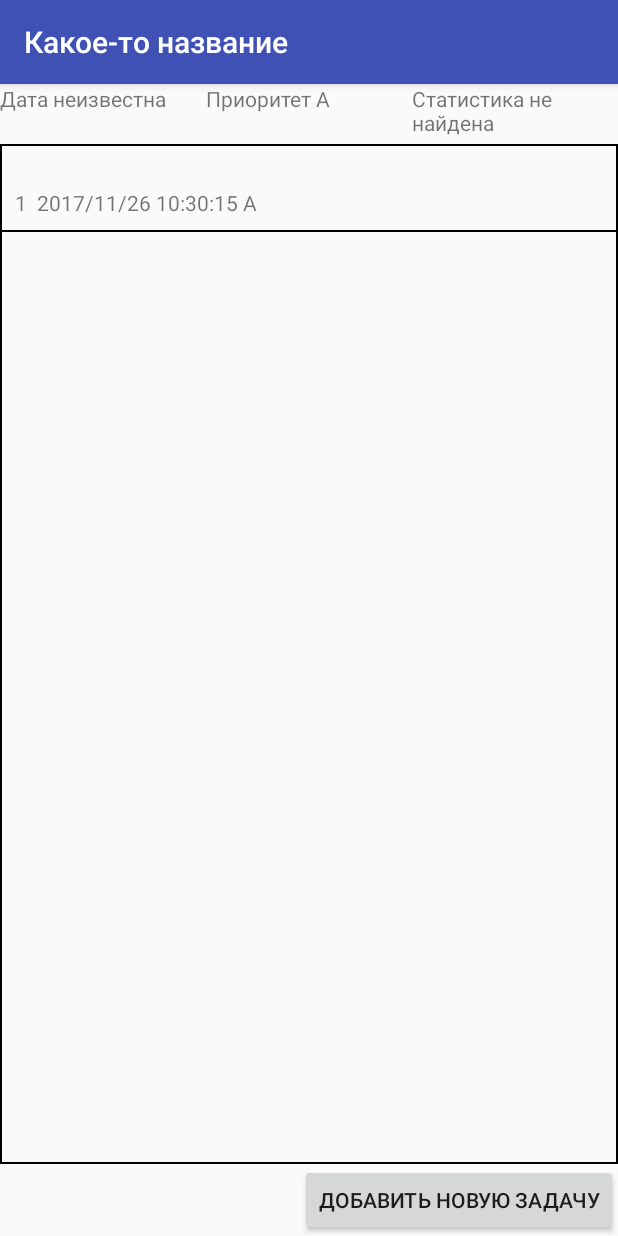
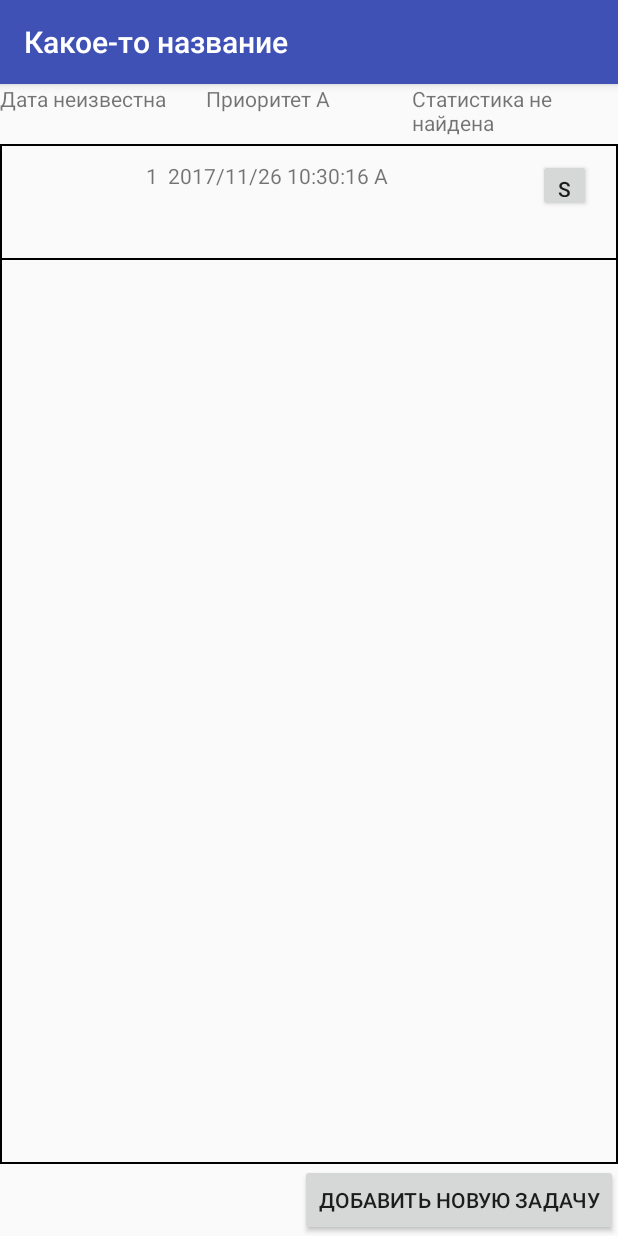
Before and after one commit to icetroid/asmaryandz, an Android app: the CreateTaskActivity screen opened directly, with no data from a screen before it, after a tap on "СОЗДАТЬ", on a phone screen of 412 x 824 dp. Run offline under Robolectric (Android 15) with nearby library versions, the phone set to English and light mode, and no system bars.

Commit message:
add button for adding single task to calendar, remember choice

```diff
--- a/app/src/main/AndroidManifest.xml
+++ b/app/src/main/AndroidManifest.xml
@@ -1,6 +1,9 @@
 <?xml version="1.0" encoding="utf-8"?>
 <manifest xmlns:android="http://schemas.android.com/apk/res/android"
           package="ru.bmstu.iu3.totodo">
+
+    <uses-permission android:name="android.permission.READ_CALENDAR" />
+    <uses-permission android:name="android.permission.WRITE_CALENDAR" />
 
     <application
         android:allowBackup="true"
--- a/app/src/main/java/ru/bmstu/iu3/totodo/data/db/TaskDb.java
+++ b/app/src/main/java/ru/bmstu/iu3/totodo/data/db/TaskDb.java
@@ -49,13 +49,31 @@ public class TaskDb
         long row = db.insert(TaskEntry.TABLE_NAME, null, contentValues);
 //        Log.i(TAG, "row added " + row);
         return row;
+
     }
 
-    public List<Task> getTasksWithPriority(Task.Priority priority)
+    public List<Task> getTasksWithPriorityOrderByDate(Task.Priority priority, boolean desc)
+    {
+        String order = TaskEntry.TABLE_NAME + "." + TaskEntry.COLUMN_DATE;
+        if(desc)
+        {
+            order += " DESC";
+        }
+        List<Task> tasks = getTasksWithPriority(priority, order);
+        return tasks;
+    }
+
+    public List<Task> getTasksWithPriority(Task.Priority priority, String orderBy)
     {
         String selection = PriorityEntry.TABLE_NAME + "." + PriorityEntry.COLUMN_PRIORITY + " = ?";
         String[] selectionArgs = new String[]{priority.name()};
-        List<Task> tasks = getTasks(selection,selectionArgs, null,null,null);
+        List<Task> tasks = getTasks(selection,selectionArgs, null,null,orderBy);
+        return tasks;
+    }
+
+    public List<Task> getTasksWithPriorityNoOrder(Task.Priority priority)
+    {
+        List<Task> tasks = getTasksWithPriority(priority, null);
         return tasks;
     }
 
--- /dev/null
+++ b/app/src/main/java/ru/bmstu/iu3/totodo/ui/main/CalendarIdRadioButtonListener.java
@@ -0,0 +1,29 @@
+package ru.bmstu.iu3.totodo.ui.main;
+
+import android.util.Log;
+import android.widget.RadioButton;
+import android.widget.RadioGroup;
+
+import ru.bmstu.iu3.totodo.R;
+
+/**
+ * Created by Icetroid on 26.11.2017.
+ */
+
+public class CalendarIdRadioButtonListener implements RadioGroup.OnCheckedChangeListener {
+
+    private static final String TAG = "CalendarIdRadioButton";
+    private ChangeCalendarIdInterface mChangeCalendarIdInterface;
+    public CalendarIdRadioButtonListener(ChangeCalendarIdInterface changeCalendarIdInterface)
+    {
+        this.mChangeCalendarIdInterface = changeCalendarIdInterface;
+    }
+
+    @Override
+    public void onCheckedChanged(RadioGroup radioGroup, int i) {
+        int radioButtonID = radioGroup.getCheckedRadioButtonId();
+        RadioButton radioButton = (RadioButton) radioGroup.findViewById(radioButtonID);
+        int id = Integer.parseInt("" +radioButton.getTag());
+        mChangeCalendarIdInterface.setCalendarId(id);
+    }
+}
--- /dev/null
+++ b/app/src/main/java/ru/bmstu/iu3/totodo/ui/main/ChangeCalendarIdInterface.java
@@ -0,0 +1,15 @@
+package ru.bmstu.iu3.totodo.ui.main;
+
+import android.app.Activity;
+
+/**
+ * Created by Icetroid on 26.11.2017.
+ */
+
+public interface ChangeCalendarIdInterface {
+    void setCalendarId(int id);
+    void syncTask();
+    void notSyncTask();
+    Activity getActivity();
+    void setRemember(boolean remember);
+}
--- /dev/null
+++ b/app/src/main/java/ru/bmstu/iu3/totodo/ui/main/ChooseCalendarIdListener.java
@@ -0,0 +1,32 @@
+package ru.bmstu.iu3.totodo.ui.main;
+
+import android.app.Activity;
+import android.content.ContentValues;
+import android.content.Context;
+import android.content.DialogInterface;
+import android.util.Log;
+
+/**
+ * Created by Icetroid on 26.11.2017.
+ */
+
+public class ChooseCalendarIdListener implements DialogInterface.OnClickListener {
+    private static final String TAG = "ChooseCalendarId";
+    private ChangeCalendarIdInterface mChangeCalendarIdInterface;
+    public ChooseCalendarIdListener(ChangeCalendarIdInterface changeCalendarIdInterface)
+    {
+        this.mChangeCalendarIdInterface = changeCalendarIdInterface;
+    }
+
+    @Override
+    public void onClick(DialogInterface dialogInterface, int button) {
+        if(button == DialogInterface.BUTTON_POSITIVE)
+        {
+            mChangeCalendarIdInterface.syncTask();
+        }
+        else if(button == DialogInterface.BUTTON_NEGATIVE)
+        {
+            mChangeCalendarIdInterface.notSyncTask();
+        }
+    }
+}
--- a/app/src/main/java/ru/bmstu/iu3/totodo/ui/main/MainSlidePageFragment.java
+++ b/app/src/main/java/ru/bmstu/iu3/totodo/ui/main/MainSlidePageFragment.java
@@ -1,6 +1,9 @@
 package ru.bmstu.iu3.totodo.ui.main;
 
+import android.app.Dialog;
+import android.content.SharedPreferences;
 import android.os.Bundle;
+import android.preference.PreferenceManager;
 import android.support.v4.app.Fragment;
 import android.support.v7.widget.LinearLayoutManager;
 import android.support.v7.widget.RecyclerView;
@@ -8,28 +11,35 @@ import android.util.Log;
 import android.view.LayoutInflater;
 import android.view.View;
 import android.view.ViewGroup;
+import android.widget.CompoundButton;
 
 import java.util.List;
 
 import ru.bmstu.iu3.totodo.R;
 import ru.bmstu.iu3.totodo.data.db.TaskDb;
 import ru.bmstu.iu3.totodo.data.models.Task;
-import ru.bmstu.iu3.totodo.utils.FakeDataUtils;
+import ru.bmstu.iu3.totodo.ui.createTask.ChoosePriorityListener;
+import ru.bmstu.iu3.totodo.utils.CalendarUtils;
+import ru.bmstu.iu3.totodo.utils.DialogUtils;
 
 /**
  * Created by Icetroid on 18.11.2017.
  */
 
-public class MainSlidePageFragment extends Fragment
+public class MainSlidePageFragment extends Fragment implements ChangeCalendarIdInterface, ShowChooseCalendarIdInterface
 {
     private static final String TAG = "MainSlidePageFragment";
     private static final String KEY_PRIORITY = "priority";
 
     private RecyclerView rvTasks;
     private TasksAdapter tasksAdapter;
-
     private int priority;
-
+    private int calendarId;
+    private Task mSelectedTask;
+    private CalendarIdRadioButtonListener mCalendarIdRadioButtonListener;
+    private ChooseCalendarIdListener mChooseCalendarIdListener;
+    private RememberListener mRememberListener;
+    private boolean mRemember;
     // newInstance constructor for creating fragment with arguments
     public static MainSlidePageFragment newInstance(int priority) {
         MainSlidePageFragment mainSlidePageFragment = new MainSlidePageFragment();
@@ -43,6 +53,11 @@ public class MainSlidePageFragment extends Fragment
     public void onCreate(Bundle savedInstanceState) {
         super.onCreate(savedInstanceState);
         priority = getArguments().getInt(KEY_PRIORITY, 0);
+        mCalendarIdRadioButtonListener = new CalendarIdRadioButtonListener(this);
+        mChooseCalendarIdListener = new ChooseCalendarIdListener(this);
+        mRememberListener = new RememberListener(this);
+        mRemember = false;
+        calendarId = -1;
     }
 
     @Override
@@ -54,7 +69,7 @@ public class MainSlidePageFragment extends Fragment
         LinearLayoutManager linearLayoutManager = new LinearLayoutManager(getActivity());
         rvTasks.setLayoutManager(linearLayoutManager);
         rvTasks.setHasFixedSize(true);
-        tasksAdapter = new TasksAdapter();
+        tasksAdapter = new TasksAdapter(this);
         rvTasks.setAdapter(tasksAdapter);
 
         //TODO change data
@@ -62,12 +77,72 @@ public class MainSlidePageFragment extends Fragment
         TaskDb db = new TaskDb(getContext());
 //        FakeDataUtils.insertTasksIntoDb(getContext(), 100);
 //           db.deleteAllTasks();
-        setTasks(db.getTasksWithPriority(Task.Priority.getPriority(priority)));
+        setTasks(db.getTasksWithPriorityOrderByDate(Task.Priority.getPriority(priority), true));
         return rootView;
     }
 
     public void setTasks(List<Task> tasks) {
-//        Log.i(TAG, "tasks size = " + tasks.size() + " tasks.get(0) " + tasks.get(0).toString());
+        Log.i(TAG, priority + " tasks size = " + tasks.size());
         tasksAdapter.setTasks(tasks);
     }
+
+    public void showChooseCalendarIdDialog()
+    {
+        Dialog dialog = DialogUtils.makeChooseCalendarId(getContext(), getActivity(), this);
+        dialog.show();
+    }
+
+
+
+    @Override
+    public void setCalendarId(int id) {
+        calendarId = id;
+    }
+
+    @Override
+    public void syncTask() {
+        if(mRemember && calendarId != -1)
+        {
+            SharedPreferences sharedPreferences = PreferenceManager.getDefaultSharedPreferences(getContext());
+            SharedPreferences.Editor editor = sharedPreferences.edit();
+            editor.putBoolean(getString(R.string.pref_ask_for_calendar_id_key), false);
+            editor.putInt(getString(R.string.pref_calendar_id), calendarId);
+            editor.apply();
+        }
+        Log.i(TAG, "calendar id " + calendarId);
+        if(calendarId != -1)
+        {
+            CalendarUtils.insertTaskIntoCalendar(getContext(), getActivity(), mSelectedTask, calendarId);
+        }
+    }
+
+    @Override
+    public void notSyncTask() {
+        calendarId = -1;
+        mRemember = false;
+    }
+
+    @Override
+    public void setRemember(boolean remember) {
+        mRemember = remember;
+    }
+
+    @Override
+    public CalendarIdRadioButtonListener getRadioButtonListener() {
+        return mCalendarIdRadioButtonListener;
+    }
+
+    @Override
+    public ChooseCalendarIdListener getChooseCalendarIdListener() {
+        return mChooseCalendarIdListener;
+    }
+
+    @Override
+    public CompoundButton.OnCheckedChangeListener getRememberListener() {
+        return mRememberListener;
+    }
+
+    public void setSelectedTask(Task selectedTask) {
+        mSelectedTask = selectedTask;
+    }
 }
--- /dev/null
+++ b/app/src/main/java/ru/bmstu/iu3/totodo/ui/main/RememberListener.java
@@ -0,0 +1,19 @@
+package ru.bmstu.iu3.totodo.ui.main;
+
+import android.widget.CompoundButton;
+
+/**
+ * Created by Icetroid on 26.11.2017.
+ */
+
+public class RememberListener implements CompoundButton.OnCheckedChangeListener {
+    private ChangeCalendarIdInterface mChangeCalendarIdInterface;
+    public RememberListener(ChangeCalendarIdInterface changeCalendarIdInterface)
+    {
+        this.mChangeCalendarIdInterface = changeCalendarIdInterface;
+    }
+    @Override
+    public void onCheckedChanged(CompoundButton compoundButton, boolean b) {
+        mChangeCalendarIdInterface.setRemember(b);
+    }
+}
--- /dev/null
+++ b/app/src/main/java/ru/bmstu/iu3/totodo/ui/main/ShowChooseCalendarIdInterface.java
@@ -0,0 +1,13 @@
+package ru.bmstu.iu3.totodo.ui.main;
+
+import android.widget.CompoundButton;
+
+/**
+ * Created by Icetroid on 26.11.2017.
+ */
+
+public interface ShowChooseCalendarIdInterface {
+    CalendarIdRadioButtonListener getRadioButtonListener();
+    ChooseCalendarIdListener getChooseCalendarIdListener();
+    CompoundButton.OnCheckedChangeListener getRememberListener();
+}
--- a/app/src/main/java/ru/bmstu/iu3/totodo/ui/main/TasksAdapter.java
+++ b/app/src/main/java/ru/bmstu/iu3/totodo/ui/main/TasksAdapter.java
@@ -1,10 +1,13 @@
 package ru.bmstu.iu3.totodo.ui.main;
 
+import android.app.Activity;
 import android.content.Context;
 import android.support.v7.widget.RecyclerView;
+import android.util.Log;
 import android.view.LayoutInflater;
 import android.view.View;
 import android.view.ViewGroup;
+import android.widget.Button;
 import android.widget.TextView;
 
 import org.w3c.dom.Text;
@@ -22,12 +25,25 @@ import ru.bmstu.iu3.totodo.data.models.Task;
  */
 
 public class TasksAdapter extends RecyclerView.Adapter<TasksAdapter.TaskHolder> {
+    private static final String TAG = "TasksAdapter";
+    private List<Task> tasks;
+    private MainSlidePageFragment mMainSlidePageFragment;
+    private TasksAdapterListener mTasksAdapterListener;
+    private Context context;
+    private Activity activity;
+    public TasksAdapter(MainSlidePageFragment mainSlidePageFragment){
+        mTasksAdapterListener = new TasksAdapterListener(this, mainSlidePageFragment);
+        this.context = context;
+        this.activity = activity;
+        this.mMainSlidePageFragment = mainSlidePageFragment;
+    }
 
-    private List<Task> tasks;
+    public interface onClickListener
+    {
+        void syncTask(int position);
+    }
 
-    public TasksAdapter(){
 
-    }
 
     public void setTasks(List<Task> tasks){
         this.tasks = tasks;
@@ -48,26 +64,50 @@ public class TasksAdapter extends RecyclerView.Adapter<TasksAdapter.TaskHolder>
         holder.bind(tasks.get(position));
     }
 
+    public Task getTask(int position)
+    {
+        return tasks.get(position);
+    }
+
+
     @Override
     public int getItemCount() {
         return tasks.size();
     }
 
-    public class TaskHolder extends RecyclerView.ViewHolder {
+    public class TaskHolder extends RecyclerView.ViewHolder implements View.OnClickListener{
         private DateFormat dateFormat = new SimpleDateFormat("yyyy/MM/dd HH:mm:ss");
 
         private TextView tvTitle;
         private TextView tvDate;
-
+        private Button btnSyncTask;
+        private Task task;
         public TaskHolder(View itemView) {
             super(itemView);
             tvTitle = itemView.findViewById(R.id.tv_rv_main_task_title);
             tvDate = itemView.findViewById(R.id.tv_rv_main_task_date);
+            btnSyncTask = itemView.findViewById(R.id.btn_sync_task);
+            btnSyncTask.setOnClickListener(this);
         }
 
         public void bind(Task task) {
+            this.task = task;
             tvTitle.setText(task.getId() + " " + task.getText() + " "  + dateFormat.format(task.getDate()) + " " + task.getPriority());
 //            tvDate.setText(dateFormat.format(task.getDate()));
         }
+
+
+        @Override
+        public void onClick(View view) {
+            int id = view.getId();
+            switch(id)
+            {
+                case R.id.btn_sync_task:
+                    mTasksAdapterListener.syncTask(getAdapterPosition());
+                    break;
+                default:
+                    Log.i(TAG, "no such id");
+            }
+        }
     }
 }
--- /dev/null
+++ b/app/src/main/java/ru/bmstu/iu3/totodo/ui/main/TasksAdapterListener.java
@@ -0,0 +1,57 @@
+package ru.bmstu.iu3.totodo.ui.main;
+
+import android.app.Activity;
+import android.content.Context;
+import android.content.SharedPreferences;
+import android.preference.PreferenceManager;
+import android.util.Log;
+import android.view.View;
+
+import ru.bmstu.iu3.totodo.R;
+import ru.bmstu.iu3.totodo.data.models.Task;
+import ru.bmstu.iu3.totodo.utils.CalendarUtils;
+
+
+/**
+ * Created by Icetroid on 26.11.2017.
+ */
+
+public class TasksAdapterListener implements TasksAdapter.onClickListener {
+    private static final String TAG = "TasksAdapterListener";
+    private TasksAdapter tasksAdapter;
+    private MainSlidePageFragment mMainSlidePageFragment;
+    public TasksAdapterListener(TasksAdapter tasksAdapter, MainSlidePageFragment mainSlidePageFragment)
+    {
+        this.tasksAdapter = tasksAdapter;
+        this.mMainSlidePageFragment = mainSlidePageFragment;
+    }
+
+    @Override
+    public void syncTask(int position) {
+        Task task = tasksAdapter.getTask(position);
+        SharedPreferences sharedPreferences = PreferenceManager.getDefaultSharedPreferences(mMainSlidePageFragment.getContext());
+        boolean askCalendarId = sharedPreferences.getBoolean(mMainSlidePageFragment.getActivity().getString(R.string.pref_ask_for_calendar_id_key), mMainSlidePageFragment.getActivity().getResources().getBoolean(R.bool.ask_for_calendar_id_default));
+        boolean as = sharedPreferences.contains(mMainSlidePageFragment.getActivity().getString(R.string.pref_ask_for_calendar_id_key));
+
+        Log.i(TAG, "" + as);
+        mMainSlidePageFragment.setSelectedTask(task);
+        if(askCalendarId)
+        {
+            mMainSlidePageFragment.showChooseCalendarIdDialog();
+        }
+        else
+        {
+            int id = sharedPreferences.getInt(mMainSlidePageFragment.getActivity().getString(R.string.pref_calendar_id), -1);
+            if(id == -1)
+            {
+                mMainSlidePageFragment.showChooseCalendarIdDialog();
+            }
+            else
+            {
+                mMainSlidePageFragment.setCalendarId(id);
+                mMainSlidePageFragment.syncTask();
+            }
+        }
+
+    }
+}
--- a/app/src/main/res/layout/rv_main_task_item.xml
+++ b/app/src/main/res/layout/rv_main_task_item.xml
@@ -1,5 +1,5 @@
 <?xml version="1.0" encoding="utf-8"?>
-<LinearLayout
+<android.support.constraint.ConstraintLayout
     xmlns:android="http://schemas.android.com/apk/res/android"
     xmlns:app="http://schemas.android.com/apk/res-auto"
     xmlns:tools="http://schemas.android.com/tools"
@@ -12,11 +12,33 @@
 
     <TextView
         android:id="@+id/tv_rv_main_task_date"
-        android:layout_width="match_parent"
-        android:layout_height="wrap_content"/>
+        android:layout_width="197dp"
+        android:layout_height="0dp"
+        android:layout_marginBottom="1dp"
+        android:layout_marginStart="8dp"
+        app:layout_constraintBottom_toBottomOf="parent"
+        app:layout_constraintEnd_toEndOf="@+id/tv_rv_main_task_title"
+        app:layout_constraintStart_toStartOf="@+id/tv_rv_main_task_title"/>
 
     <TextView
         android:id="@+id/tv_rv_main_task_title"
-        android:layout_width="match_parent"
-        android:layout_height="wrap_content"/>
-</LinearLayout>
+        android:layout_width="168dp"
+        android:layout_height="27dp"
+        android:layout_marginBottom="8dp"
+        android:layout_marginEnd="8dp"
+        android:layout_marginStart="1dp"
+        android:layout_marginTop="1dp"
+        app:layout_constraintBottom_toTopOf="@+id/tv_rv_main_task_date"
+        app:layout_constraintEnd_toStartOf="@+id/btn_sync_task"
+        app:layout_constraintStart_toStartOf="parent"
+        app:layout_constraintTop_toTopOf="parent"/>
+
+    <Button
+        android:id="@+id/btn_sync_task"
+        android:layout_width="@dimen/main_task_item_button_size"
+        android:layout_height="@dimen/main_task_item_button_size"
+        android:layout_marginEnd="8dp"
+        android:text="@string/btn_sync_task_text"
+        app:layout_constraintEnd_toEndOf="parent"
+        tools:layout_editor_absoluteY="10dp"/>
+</android.support.constraint.ConstraintLayout>
--- /dev/null
+++ b/app/src/main/res/values/bools.xml
@@ -0,0 +1,4 @@
+<?xml version="1.0" encoding="utf-8"?>
+<resources>
+    <bool name="ask_for_calendar_id_default">true</bool>
+</resources>
--- a/app/src/main/res/values/dimens.xml
+++ b/app/src/main/res/values/dimens.xml
@@ -3,4 +3,5 @@
     <dimen name="main_upper_bar_height">40dp</dimen>
     <dimen name="create_task_btn_height">40dp</dimen>
     <dimen name="default_padding">10dp</dimen>
+    <dimen name="main_task_item_button_size">35dp</dimen>
 </resources>
--- a/app/src/main/res/values/strings.xml
+++ b/app/src/main/res/values/strings.xml
@@ -17,5 +17,12 @@
     <string name="tv_main_priority_default_text">Приоритет неизвестен</string>
     <string name="tv_main_tasks_stats_default_text">Статистика не найдена</string>
     <string name="tv_main_date_default_text">Дата неизвестна</string>
+    <string name="btn_sync_task_text">sync</string>
 
+    <string name="pref_ask_for_calendar_id_key">ask_for_calendar_id</string>
+    <string name="choose_calendar_id_title">Выберите календарь</string>
+    <string name="choose_calendar_id_ok">Выбрать</string>
+    <string name="choose_calendar_id_cancel">Отмена</string>
+    <string name="pref_calendar_id">pref_calendar_id</string>
+    <string name="cb_remember_calendar_id_text">Запомнить</string>
 </resources>
```
Also changed, not shown: app/src/main/java/ru/bmstu/iu3/totodo/ui/main/MainActivity.java (+11 -0 lines), app/src/main/java/ru/bmstu/iu3/totodo/utils/CalendarUtils.java (added, +144 -0 lines), app/src/main/java/ru/bmstu/iu3/totodo/utils/DialogUtils.java (+47 -0 lines), app/src/main/java/ru/bmstu/iu3/totodo/utils/FakeDataUtils.java (+17 -2 lines), app/src/main/res/layout/dialog_choose_calendar_id.xml (added, +19 -0 lines).
